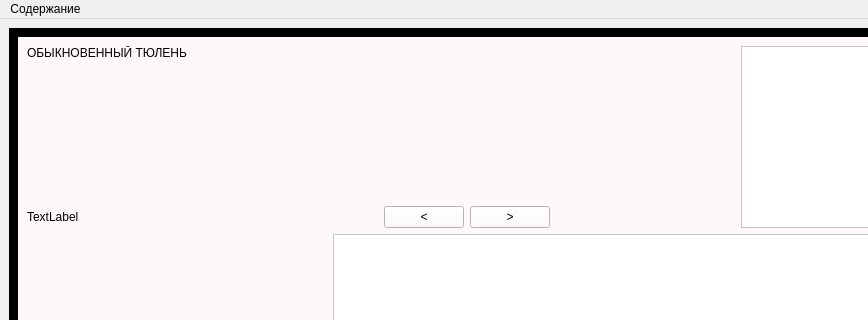
Before: the Qt Designer form redbook.ui in dpq/gaia, drawn with Qt 5; both pictures show x 0 to 868 and y 0 to 320 of the 1024 by 697 pixel window.
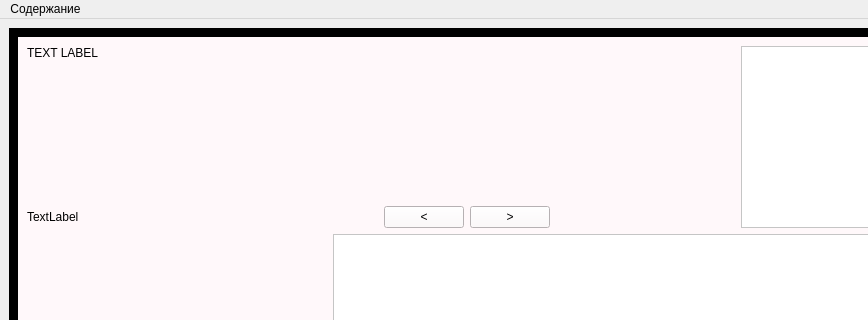
After: the same form once the commit is applied. The open tabs and pages were chosen to show the change. Icons and pictures are not drawn. Custom widgets are drawn as their Qt base class.

```diff
--- a/redbook.ui
+++ b/redbook.ui
@@ -489,7 +489,7 @@
                     <string notr="true" >font: 75 16pt "Sans Serif";</string>
                    </property>
                    <property name="text" >
-                    <string>ОБЫКНОВЕННЫЙ ТЮЛЕНЬ</string>
+                    <string>TEXT LABEL</string>
                    </property>
                   </widget>
                  </item>
```
